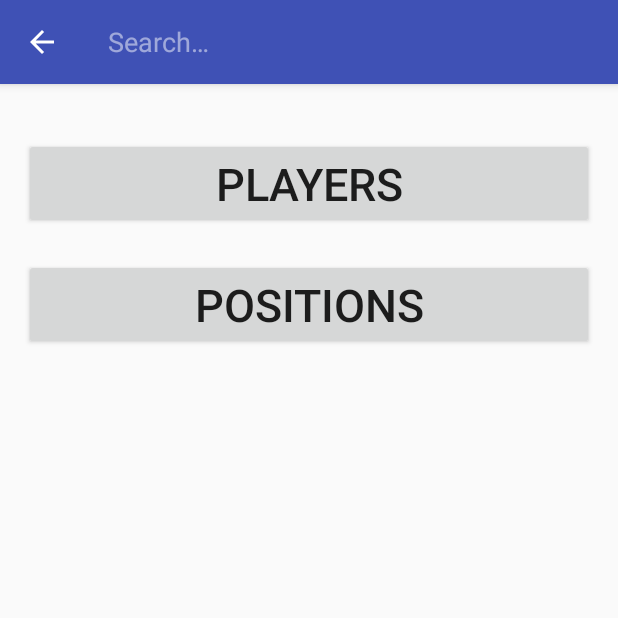
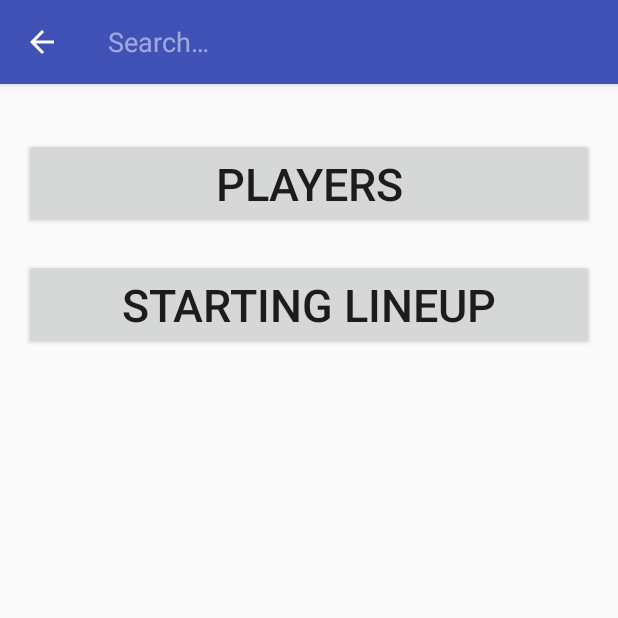
Before and after one commit to EmploYeezy/adiProjectTwo, an Android app: the screen it shows after launch (MainActivity), after a tap on "Search", on a phone screen of 412 x 824 dp, the top half of it. Run offline under Robolectric (Android 15) with nearby library versions, the phone set to English and light mode, and no system bars.

Commit message:
creates new activity for starter list

```diff
--- a/AdiProjectTwo/app/src/main/java/com/example/employeezy/adiprojecttwo/MainActivity.java
+++ b/AdiProjectTwo/app/src/main/java/com/example/employeezy/adiprojecttwo/MainActivity.java
@@ -15,6 +15,7 @@ import android.widget.Toast;
 public class MainActivity extends AppCompatActivity {
 
     Button rosterListButton;
+    Button startersButton;
 
     @Override
     protected void onCreate(Bundle savedInstanceState) {
@@ -31,6 +32,18 @@ public class MainActivity extends AppCompatActivity {
                 startActivity(engageRoster);
             }
         });
+
+        //makes the Starting Lineup button on the home screen goto the starters list
+        startersButton = (Button) findViewById(R.id.starters_button);
+        startersButton.setOnClickListener(new View.OnClickListener() {
+            @Override
+            public void onClick(View v) {
+                Intent engageStarters = new Intent(MainActivity.this, StarterListActivity.class);
+                startActivity(engageStarters);
+            }
+        });
+
+
     }
 
     @Override
--- a/AdiProjectTwo/app/src/main/res/layout/activity_main.xml
+++ b/AdiProjectTwo/app/src/main/res/layout/activity_main.xml
@@ -24,12 +24,12 @@
         android:textSize="30dp"/>
 
     <Button
-        android:id="@+id/position_button"
+        android:id="@+id/starters_button"
         android:layout_below="@+id/roster_list_button"
         android:layout_width="match_parent"
         android:layout_height="wrap_content"
         android:layout_marginTop="20dp"
-        android:text="positions"
+        android:text="Starting Lineup"
         android:textSize="30dp"/>
 
 </RelativeLayout>
```
Also changed, not shown: AdiProjectTwo/app/src/main/java/com/example/employeezy/adiprojecttwo/StarterListActivity.java (added, +10 -0 lines).
